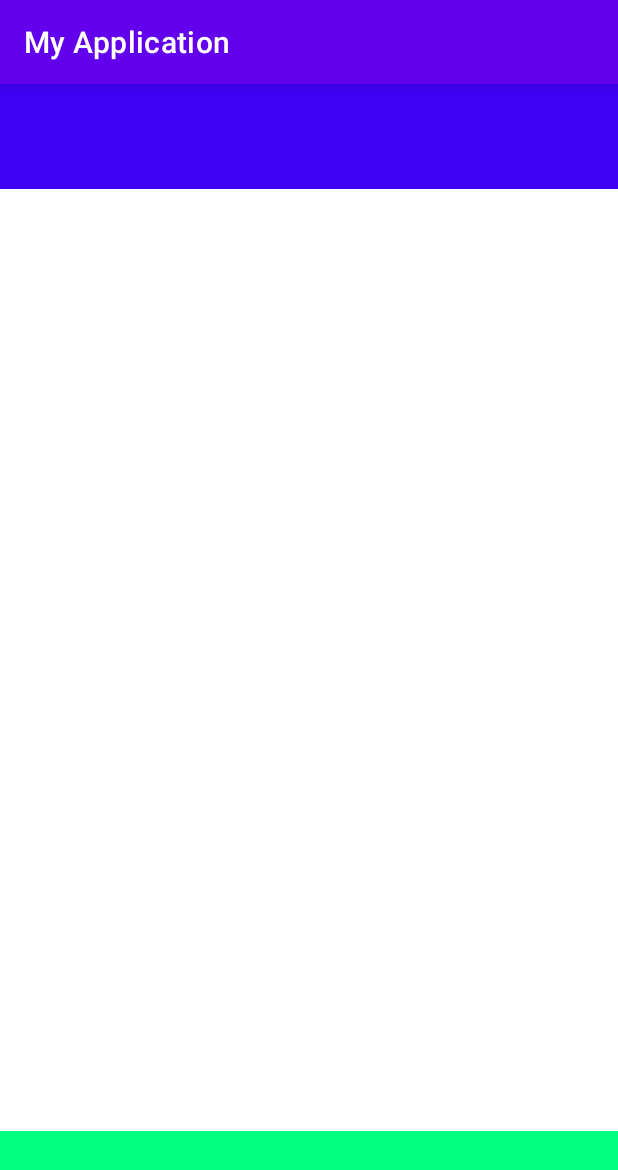
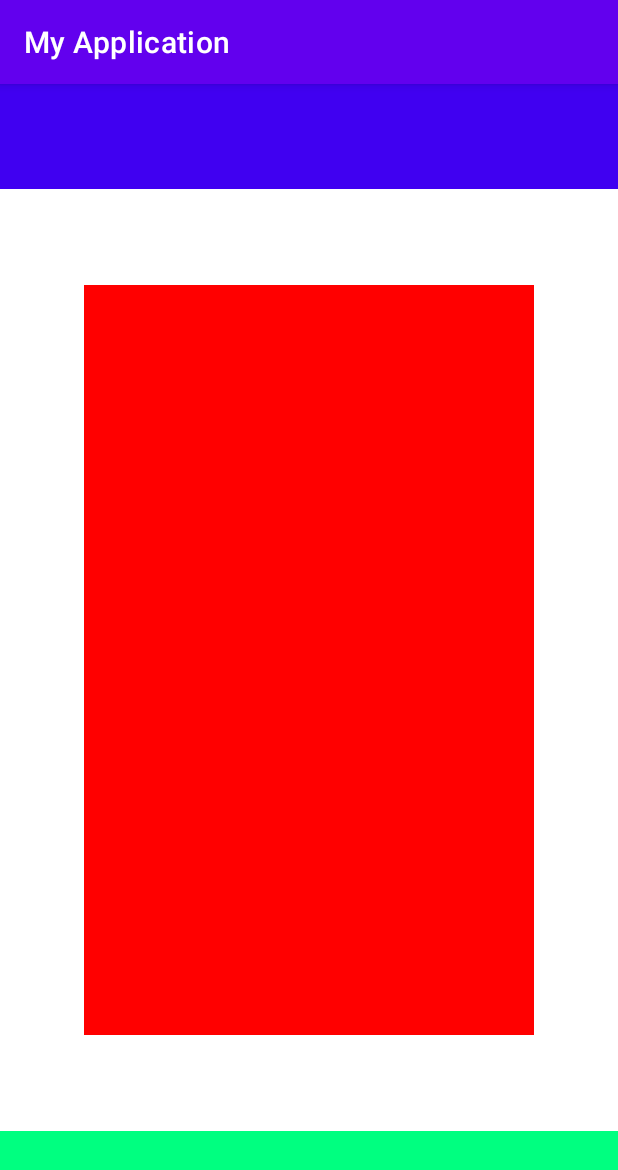
Before and after one commit to EvgenyGoryunov/Android-19-9, an Android app: the screen it shows after launch (MainActivity), on a phone screen of 412 x 824 dp. Shown: the top 1170 px of the screen. Run offline under Robolectric (Android 15) with nearby library versions, the phone set to English and light mode, and no system bars.

Commit message:
сделан центральный контейнер пока без правильной привязки

```diff
--- a/app/src/main/res/layout/activity_main.xml
+++ b/app/src/main/res/layout/activity_main.xml
@@ -20,18 +20,28 @@
     tools:context=".MainActivity">
 
 
+  <!--центральное меню для кнопок красный-->
+  <LinearLayout
+      android:id="@+id/central_menu"
+      android:layout_width="300dp"
+      android:layout_height="500dp"
+      android:layout_gravity="center"
+      android:orientation="vertical"
+      android:background="#FF0000">
+  </LinearLayout>
+
+
   <!--верхнее меню для кнопок синий-->
   <FrameLayout
-      android:id="@+id/up_bot"
+      android:id="@+id/up_menu"
       android:layout_width="match_parent"
       android:layout_height="70dp"
       android:layout_gravity="center|top"
       android:background="#4000F1"/>
 
-
   <!--нижнее меню для кнопок зеленый -->
   <FrameLayout
-      android:id="@+id/down_bot"
+      android:id="@+id/down_menu"
       android:layout_width="match_parent"
       android:layout_height="70dp"
       android:layout_gravity="center|bottom"
```
